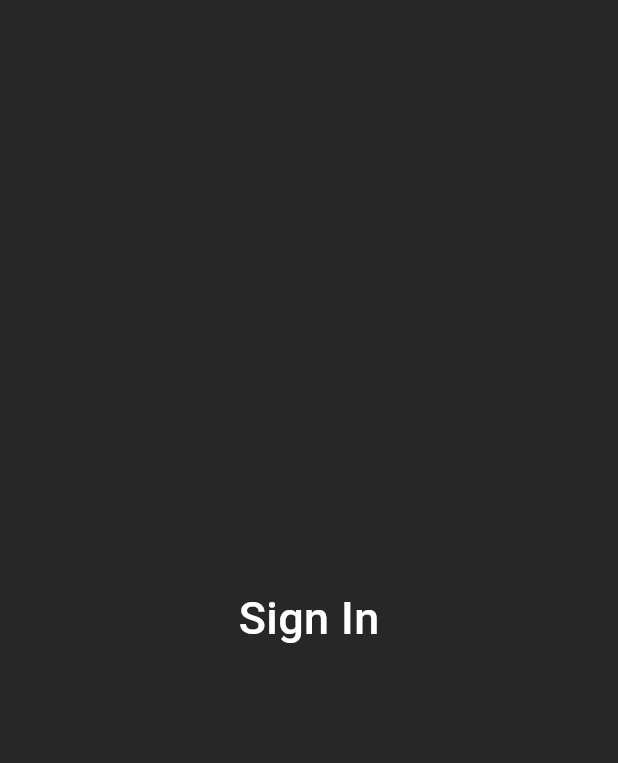
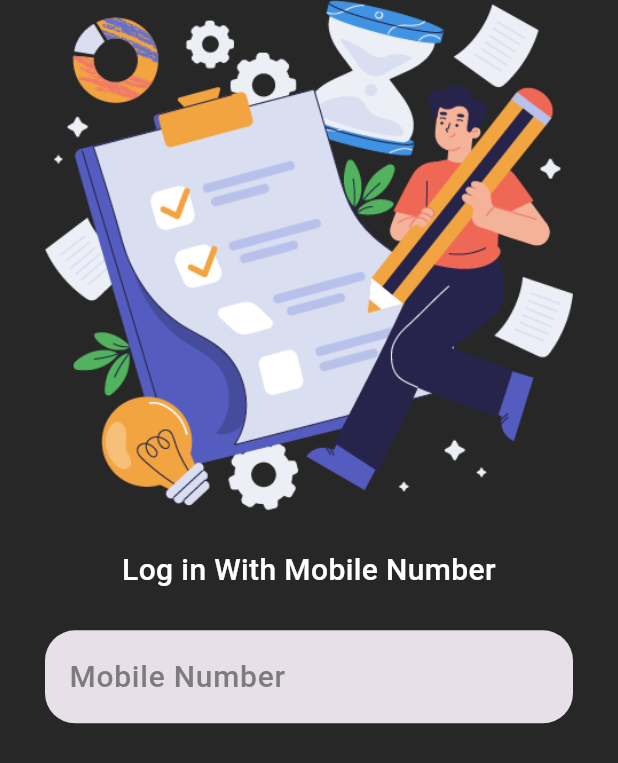
Before and after one commit to farsii/todo_list, a Flutter app: the screen it shows after launch, after a tap on "SKIP", after a tap on "Login with Phone", on a phone screen of 412 x 824 dp. Shown: the top 763 px of the screen. Run offline on Flutter 3.47's test engine with Material 3 defaults, Android fonts, the phone set to English and light mode, and no system bars; our stand-ins replace flutter_screenutil, smooth_page_indicator.

Commit message:
sign in page

```diff
--- a/lib/features/authantication/views/sign_in_screen.dart
+++ b/lib/features/authantication/views/sign_in_screen.dart
@@ -1,4 +1,6 @@
 import 'package:flutter/material.dart';
+import 'package:myapp/core/common/widgets/white_space.dart';
+import 'package:myapp/core/res/image_res.dart';
 
 class SignInScreen extends StatelessWidget {
   const SignInScreen({super.key});
@@ -7,16 +9,53 @@ class SignInScreen extends StatelessWidget {
   Widget build(BuildContext context) {
     return Scaffold(
       backgroundColor: Color.fromARGB(255, 39, 39, 39),
-      body: Center(
-        child: Text("Sign In",
-        style: TextStyle(
-          fontSize: 30,
-          color: Colors.white,
-          fontWeight: FontWeight.w500,
-        ),)
-        ,
+      body: SafeArea(
+        child: ListView(
+          padding: EdgeInsets.symmetric(horizontal:30),
+          children: [
+            Image.asset(Imageres.todo),
+            WhiteSpace(height: 20,),
+            Text("Log in With Mobile Number",
+// Suggested code may be subject to a license. Learn more: ~LicenseLog:3532102179.
+            textAlign: TextAlign.center,
+            style: TextStyle(
+              fontSize: 20,
+              color: Colors.white,
+              fontWeight: FontWeight.w500,
+            ),
+            ),
+            WhiteSpace(height: 20,),
+            TextField(
 
-    ),
+              style: TextStyle(
+
+                fontSize: 20,
+                color: Colors.white,
+                fontWeight: FontWeight.w500,
+              ),
+              decoration: InputDecoration(
+               border: OutlineInputBorder(
+                borderRadius: BorderRadius.circular(20),
+                borderSide: BorderSide.none,
+               ),
+                filled: true,
+
+                hintText: "Mobile Number",
+                hintStyle: TextStyle(
+                  fontSize: 20,
+
+                  color: Color.fromARGB(255, 124, 124, 124),
+                  fontWeight: FontWeight.w500,
+                ),
+              ),
+            ),
+
+
+
+          ],
+
+        ) ,
+      ),
     );
   }
 }
```
